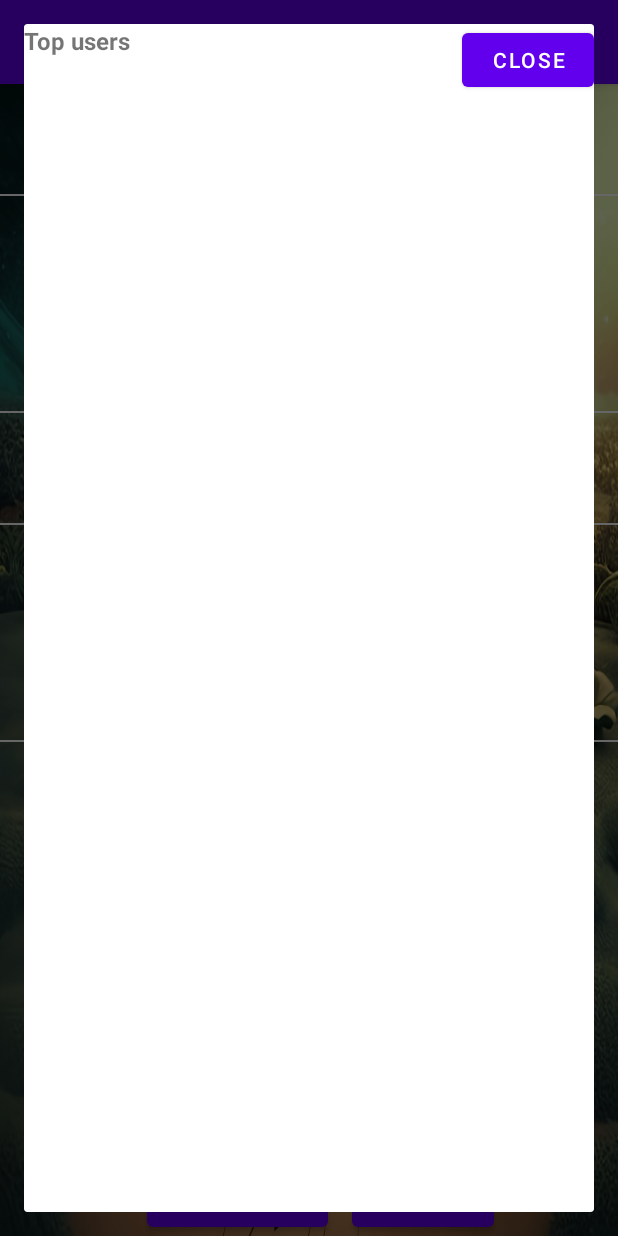
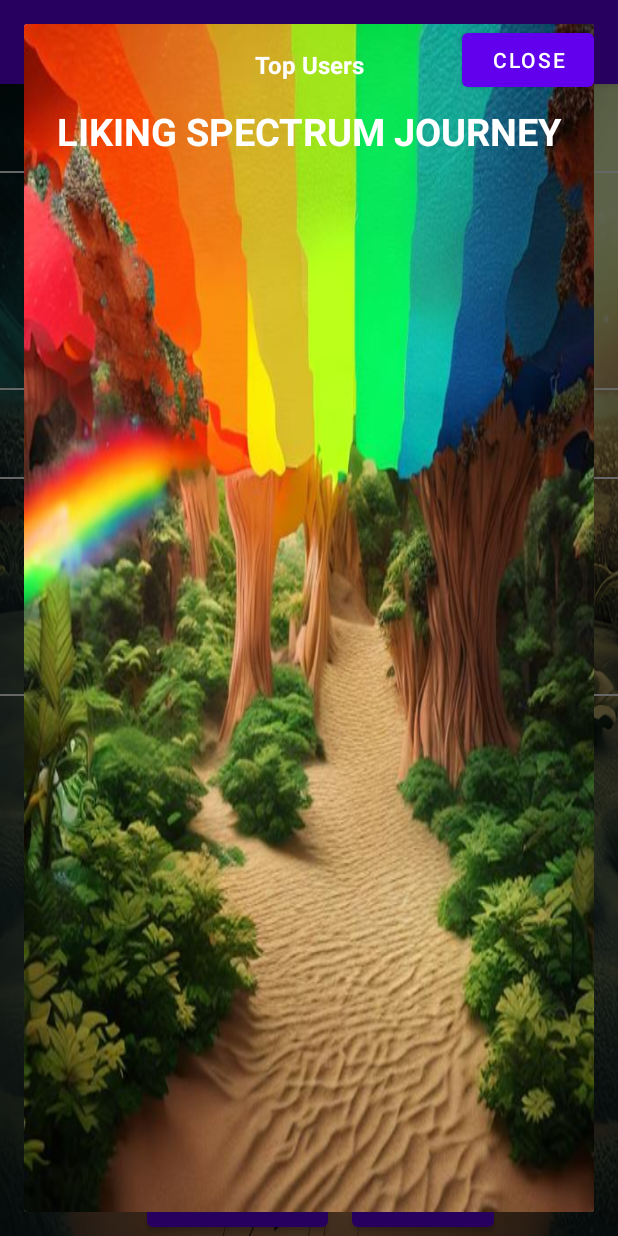
Before and after one commit to Retardeded/Chaos-Thought-Feast, an Android app: the RankingsActivity screen opened directly, with no data from a screen before it, after a tap on "TOP USERS LIKING SPECTRUM JOURNEY", on a phone screen of 412 x 824 dp. Run offline under Robolectric (Android 15) with nearby library versions, the phone set to English and light mode, and no system bars; our stand-ins replace Firebase (no records; nobody signed in at launch, a user with empty details on screens opened directly).

Commit message:
better ui in ranking activity part 3

```diff
--- a/app/src/main/java/com/knowledge/testapp/adapters/TopUsersAdapter.kt
+++ b/app/src/main/java/com/knowledge/testapp/adapters/TopUsersAdapter.kt
@@ -11,6 +11,7 @@ import com.knowledge.testapp.data.User
 class TopUsersAdapter(private val topUsersList: List<User>) : RecyclerView.Adapter<TopUsersAdapter.TopUsersViewHolder>() {
 
     inner class TopUsersViewHolder(itemView: View) : RecyclerView.ViewHolder(itemView) {
+        val rankingPositionTextView: TextView = itemView.findViewById(R.id.tvRankingPosition)
         val userTextView: TextView = itemView.findViewById(R.id.tvUsername)
         val scoreTextView: TextView = itemView.findViewById(R.id.tvScore)
     }
@@ -22,8 +23,11 @@ class TopUsersAdapter(private val topUsersList: List<User>) : RecyclerView.Adapt
 
     override fun onBindViewHolder(holder: TopUsersViewHolder, position: Int) {
         val user = topUsersList[position]
+        val positionNumber = 1+position
+        val scoreText = user.currentScore.toString() + " Points"
+        holder.rankingPositionTextView.text = positionNumber.toString()
         holder.userTextView.text = user.username
-        holder.scoreTextView.text = user.currentScore.toString()
+        holder.scoreTextView.text = scoreText
     }
 
     override fun getItemCount(): Int {
--- a/app/src/main/java/com/knowledge/testapp/fragment/TopUsersDialogFragment.kt
+++ b/app/src/main/java/com/knowledge/testapp/fragment/TopUsersDialogFragment.kt
@@ -5,6 +5,8 @@ import android.view.LayoutInflater
 import android.view.View
 import android.view.ViewGroup
 import android.widget.Button
+import android.widget.LinearLayout
+import android.widget.TextView
 import androidx.recyclerview.widget.LinearLayoutManager
 import androidx.recyclerview.widget.RecyclerView
 import com.google.firebase.database.*
@@ -13,6 +15,8 @@ import com.knowledge.testapp.adapters.TopUsersAdapter
 import com.knowledge.testapp.data.User
 
 import androidx.fragment.app.DialogFragment
+import com.knowledge.testapp.QuizValues
+import com.knowledge.testapp.data.GameMode
 
 
 class TopUsersDialogFragment(private val tableName: String) : DialogFragment() {
@@ -26,7 +30,24 @@ class TopUsersDialogFragment(private val tableName: String) : DialogFragment() {
 
         val databaseReference = FirebaseDatabase.getInstance().getReference(tableName)
 
-        // Query to get the top 10 users with the highest scores
+        val linearLayout = rootView.findViewById<LinearLayout>(R.id.ll_top_users_dialog)
+
+        val titleTextViewGameMode = rootView.findViewById<TextView>(R.id.tv_top_users_game_mode)
+        // Set background drawable based on tableName
+        when (tableName) {
+            QuizValues.topUsers_FIND_YOUR_LIKINGS -> {
+                linearLayout.setBackgroundResource(R.drawable.findyourlikings)
+                titleTextViewGameMode.text = GameMode.FIND_YOUR_LIKINGS.toString().replace("_"," ")
+            }
+
+            QuizValues.topUsers_LIKING_SPECTRUM_JOURNEY -> {
+                linearLayout.setBackgroundResource(R.drawable.likingspecturmjourney2)
+                titleTextViewGameMode.text = GameMode.LIKING_SPECTRUM_JOURNEY.toString().replace("_"," ")
+
+            }
+            // Add more cases as needed
+        }
+
         databaseReference.orderByChild("currentScore").limitToLast(10)
             .addListenerForSingleValueEvent(object : ValueEventListener {
                 override fun onDataChange(snapshot: DataSnapshot) {
@@ -37,7 +58,10 @@ class TopUsersDialogFragment(private val tableName: String) : DialogFragment() {
                         user?.let { topUsersList.add(it) }
                     }
 
-                    // Now you have the top 10 users with the highest scores in the topUsersList
+                    // Sort the topUsersList in descending order based on currentScore
+                    val sortedTopUsersList = topUsersList.sortedByDescending { it.currentScore }
+
+                    // Now you have the top 10 users with the highest scores in the sortedTopUsersList
                     // You can use this list to display the data in your fragment's UI
 
                     // Assuming you have a RecyclerView with the id "rvTopUsers" in your layout,
@@ -45,7 +69,7 @@ class TopUsersDialogFragment(private val tableName: String) : DialogFragment() {
                     val recyclerView =
                         rootView.findViewById<RecyclerView>(R.id.rvTopUsers)
                     recyclerView.layoutManager = LinearLayoutManager(activity)
-                    recyclerView.adapter = TopUsersAdapter(topUsersList)
+                    recyclerView.adapter = TopUsersAdapter(sortedTopUsersList)
 
                     // Get the close button and set the click listener to dismiss the dialog
                     val closeButton = rootView.findViewById<Button>(R.id.btn_close_dialog)
--- a/app/src/main/res/layout/activity_rankings.xml
+++ b/app/src/main/res/layout/activity_rankings.xml
@@ -15,7 +15,8 @@
         android:layout_height="wrap_content"
         android:text="Top users in each mode"
         android:gravity="center"
-        android:layout_marginBottom="30dp"
+        android:layout_marginTop="15dp"
+        android:layout_marginBottom="15dp"
         android:textSize="20sp"
         android:textStyle="bold"
         android:textColor="@android:color/white"
@@ -28,7 +29,7 @@
         android:layout_width="match_parent"
         android:layout_height="1dp"
         android:background="@android:color/white"
-        android:layout_marginTop="16dp" />
+        />
 
     <!-- User-Specific World Records Buttons -->
     <LinearLayout
@@ -68,7 +69,8 @@
         android:layout_height="wrap_content"
         android:text="Your personal World Record"
         android:gravity="center"
-        android:layout_marginBottom="30dp"
+        android:layout_marginTop="15dp"
+        android:layout_marginBottom="15dp"
         android:textSize="20sp"
         android:textStyle="bold"
         android:textColor="@android:color/white"
@@ -81,7 +83,7 @@
         android:layout_width="match_parent"
         android:layout_height="1dp"
         android:background="@android:color/white"
-        android:layout_marginTop="16dp" />
+        />
 
     <!-- User-Specific World Records Buttons -->
     <LinearLayout
--- a/app/src/main/res/layout/fragment_top_users.xml
+++ b/app/src/main/res/layout/fragment_top_users.xml
@@ -1,22 +1,51 @@
 <FrameLayout
+    xmlns:app="http://schemas.android.com/apk/res-auto"
     xmlns:android="http://schemas.android.com/apk/res/android"
     android:layout_width="match_parent"
     android:layout_height="match_parent">
 
+    <!-- Background -->
+    <LinearLayout
+        android:layout_width="match_parent"
+        android:layout_height="match_parent"
+        android:orientation="vertical"
+        android:paddingTop="16dp"
+        android:paddingStart="16dp"
+        android:paddingEnd="16dp"
+        android:id="@+id/ll_top_users_dialog"
+        android:background="@drawable/profile2"> <!-- Apply a rounded background -->
+
+        <!-- Title TextView -->
+        <TextView
+            android:id="@+id/tv_top_users_title"
+            android:layout_width="match_parent"
+            android:layout_height="wrap_content"
+            android:text="Top Users"
+            android:gravity="center"
+            android:textSize="16sp"
+            android:textStyle="bold"
+            android:textColor="@android:color/white"
+            />
+
 
         <TextView
-        android:id="@+id/titleTextView"
-        android:layout_width="wrap_content"
+            android:paddingTop="16dp"
+            android:id="@+id/tv_top_users_game_mode"
+            android:layout_width="match_parent"
             android:layout_height="wrap_content"
-        android:layout_gravity="start|top"
-        android:text="Top users"
-        android:textSize="16sp"
-        android:textStyle="bold" />
+            android:text="Find Your Likings"
+            android:gravity="center"
+            android:layout_marginBottom="16dp"
+            android:textSize="25sp"
+            android:textStyle="bold"
+            android:textColor="@android:color/white"
+            />
+
+        <!-- RecyclerView CardView -->
 
             <RelativeLayout
                 android:layout_width="match_parent"
-        android:layout_height="match_parent"
-        android:layout_marginTop="40dp">
+                android:layout_height="wrap_content">
 
                 <androidx.recyclerview.widget.RecyclerView
                     android:id="@+id/rvTopUsers"
@@ -27,6 +56,7 @@
                     android:scrollbars="vertical" />
 
             </RelativeLayout>
+    </LinearLayout>
 
     <!-- Close button -->
     <Button
```
Also changed, not shown: app/src/main/res/layout/item_user.xml (+35 -6 lines). Lines whose indentation alone changed are shown as unchanged.
